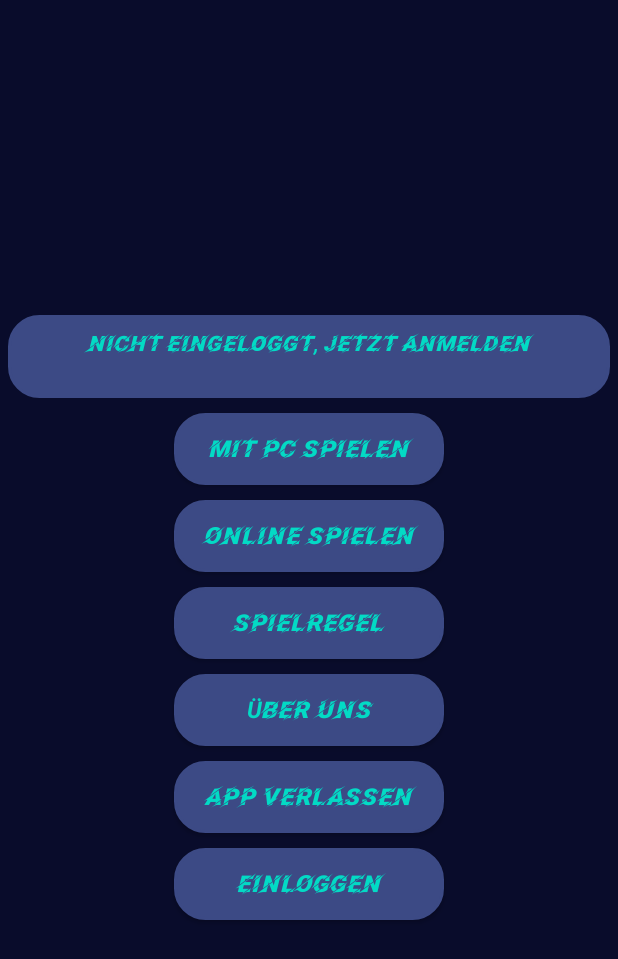
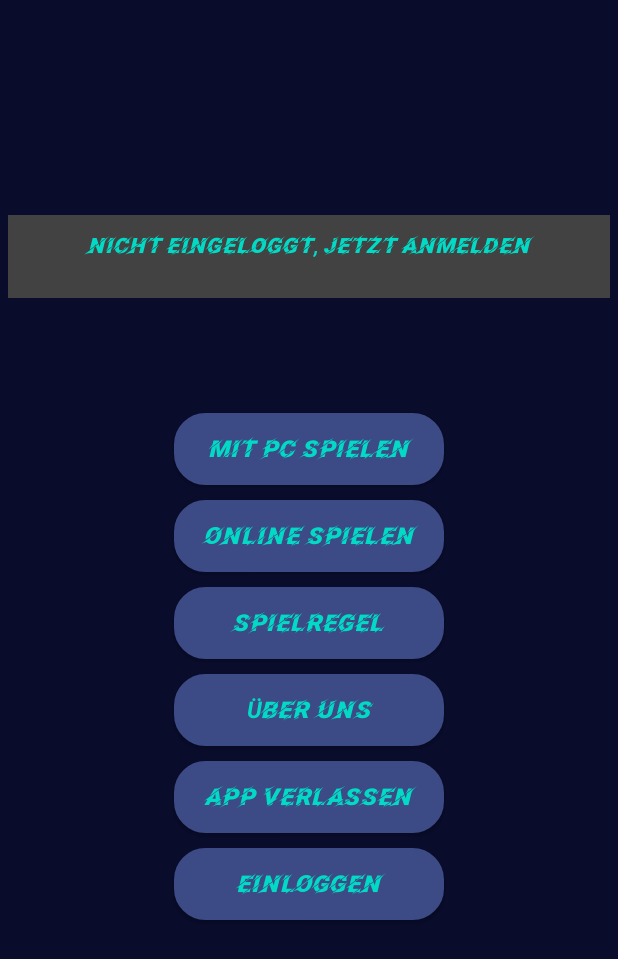
Before and after one commit to florschBf/THB_TicTacToe, an Android app: the screen it shows after launch (MenuActivity), after a tap on "GO!", on a phone screen of 412 x 824 dp. Shown: the top 959 px of the screen. Run offline under Robolectric (Android 15) with nearby library versions, the phone set to English and light mode, and no system bars; our stand-ins replace Firebase (no records; nobody signed in at launch, a user with empty details on screens opened directly); libraries missing offline, so code that uses them is left out: com.firebase.ui; 1 statement that could not run was skipped.

Commit message:
Firebase Login größtenteils ausgelagert in FirebaseLoginHandler.java, MenuActivity und activity_menu.xml entsprechend angepasst

```diff
--- /dev/null
+++ b/app/src/main/java/space/game/tictactoe/FirebaseLoginHandler.java
@@ -0,0 +1,98 @@
+package space.game.tictactoe;
+
+import android.content.Context;
+import android.content.Intent;
+
+import androidx.annotation.NonNull;
+import androidx.appcompat.app.AppCompatActivity;
+
+import com.firebase.ui.auth.AuthUI;
+import com.firebase.ui.auth.IdpResponse;
+import com.firebase.ui.auth.data.model.FirebaseAuthUIAuthenticationResult;
+import com.google.android.gms.tasks.OnCompleteListener;
+import com.google.android.gms.tasks.Task;
+import com.google.firebase.auth.FirebaseAuth;
+import com.google.firebase.auth.FirebaseUser;
+
+import java.util.Arrays;
+import java.util.List;
+
+/** Class to handle Firebase Authentication
+ * called from MenuActivity, checks for logged in person
+ * provides methods to get login status and user data
+ * provides method to kickoff firebaseUI account creation/login
+ * @author fs for help
+ */
+public class FirebaseLoginHandler extends AppCompatActivity {
+
+    private FirebaseAuth mAuth;
+    private FirebaseUser currentUser;
+    private boolean loggedIn;
+
+    protected void setLoggedIn(boolean loggedIn) {
+        this.loggedIn = loggedIn;
+    }
+
+    public boolean isLoggedIn() {
+        return loggedIn;
+    }
+
+    //CONSTRUCTOR METHOD
+    public FirebaseLoginHandler(){
+        //init Firebase
+        mAuth = FirebaseAuth.getInstance();
+
+        //check if we're logged in and save current user / non-user
+        currentUser = mAuth.getCurrentUser();
+    }
+
+    protected void onSignInResult(FirebaseAuthUIAuthenticationResult result) {
+        IdpResponse response = result.getIdpResponse();
+        if (result.getResultCode() == RESULT_OK) {
+            // Successfully signed in
+            FirebaseUser user = FirebaseAuth.getInstance().getCurrentUser();
+            System.out.println(user);
+            setLoggedIn(true);
+        } else {
+            // Sign in failed. If response is null the user canceled the
+            // sign-in flow using the back button. Otherwise check
+            // response.getError().getErrorCode() and handle the error.
+            // ...
+            System.out.println("no user after all");
+            setLoggedIn(false);
+        }
+    }
+
+    //methods to kick off logout or login process
+    public void logout(Context c){
+        AuthUI.getInstance()
+                .signOut(c)
+                .addOnCompleteListener(new OnCompleteListener<Void>() {
+                    public void onComplete(@NonNull Task<Void> task) {
+                        // ...
+                        setLoggedIn(false);
+                    }
+                });
+    }
+
+    public Intent login(){
+        // Choose authentication providers
+        List<AuthUI.IdpConfig> providers = Arrays.asList(
+                new AuthUI.IdpConfig.EmailBuilder().build() // E-Mail will do for now
+                /*new AuthUI.IdpConfig.PhoneBuilder().build(),
+                new AuthUI.IdpConfig.GoogleBuilder().build(),
+                new AuthUI.IdpConfig.FacebookBuilder().build(),
+                new AuthUI.IdpConfig.TwitterBuilder().build()*/);
+
+        // Create and launch sign-in intent
+        return AuthUI.getInstance()
+                .createSignInIntentBuilder()
+                .setAvailableProviders(providers)
+                .build();
+    }
+
+    //method to get user name
+    public String getUserName(){
+        return this.currentUser.getDisplayName();
+    }
+}
--- a/app/src/main/java/space/game/tictactoe/MenuActivity.java
+++ b/app/src/main/java/space/game/tictactoe/MenuActivity.java
@@ -2,10 +2,11 @@ package space.game.tictactoe;
 
 import androidx.activity.result.ActivityResultCallback;
 import androidx.activity.result.ActivityResultLauncher;
-import androidx.annotation.NonNull;
 import androidx.appcompat.app.AppCompatActivity;
 
+import android.content.Context;
 import android.content.Intent;
+import android.content.res.Resources;
 import android.os.Bundle;
 import android.view.View;
 import android.view.Window;
@@ -13,59 +14,37 @@ import android.view.WindowManager;
 import android.widget.Button;
 import android.widget.TextView;
 
-import com.firebase.ui.auth.AuthUI;
 import com.firebase.ui.auth.FirebaseAuthUIActivityResultContract;
-import com.firebase.ui.auth.IdpResponse;
 import com.firebase.ui.auth.data.model.FirebaseAuthUIAuthenticationResult;
-import com.google.android.gms.tasks.OnCompleteListener;
-import com.google.android.gms.tasks.Task;
-import com.google.firebase.auth.FirebaseAuth;
-import com.google.firebase.auth.FirebaseUser;
-
-import java.util.Arrays;
-import java.util.List;
 
 public class MenuActivity extends AppCompatActivity {
-    //FirebaseAuthentication Class
-    private FirebaseAuth mAuth;
-    private boolean loggedIn;
-    public boolean isLoggedIn() {
-        return loggedIn;
-    }
 
+    //handle login status
+    private FirebaseLoginHandler fbLogin = new FirebaseLoginHandler();
 
-
-    //Method to update UI according to login status
-    private void updateUI(FirebaseUser user){
-        if (user == null){
-            //Not logged in
-            System.out.println("Well, no User");
-            loggedIn = false;
-        }
-        else {
-            //There's a user authenticated via Firebase
-            System.out.println("Seems to be a User: " + user);
-            loggedIn = true;
-            String name = user.getDisplayName();
-            final TextView login_status = findViewById(R.id.login_status);
-            login_status.setText("Du bist eingeloggt als " + name);
-            final Button loginBtn = findViewById(R.id.button_login);
-            loginBtn.setText("Ausloggen");
-
-        }
-    }
+    // See: https://developer.android.com/training/basics/intents/result
+    // launches new view when login is started
+    private final ActivityResultLauncher<Intent> signInLauncher = registerForActivityResult(
+            new FirebaseAuthUIActivityResultContract(),
+            new ActivityResultCallback<FirebaseAuthUIAuthenticationResult>() {
+                @Override
+                public void onActivityResult(FirebaseAuthUIAuthenticationResult result) {
+                    fbLogin.onSignInResult(result);
+                }
+            }
+    );
 
     @Override
     protected void onCreate(Bundle savedInstanceState) {
         super.onCreate(savedInstanceState);
         setContentView(R.layout.activity_menu);
 
-        //init Firebase
-        mAuth = FirebaseAuth.getInstance();
-
         // Spiel im Vollbild ausführen
         Window w = getWindow();
         w.setFlags(WindowManager.LayoutParams.FLAG_FULLSCREEN,WindowManager.LayoutParams.FLAG_FULLSCREEN);
+
+        //check for login onCreate
+        updateUI();
 
         // Button 1 btn_singleGame -> Weiterleitung zum Spiel mit PC GameActivity
         Button btn_singleGame = (Button)findViewById(R.id.btn_singleGame);
@@ -115,39 +94,22 @@ public class MenuActivity extends AppCompatActivity {
         button_login.setOnClickListener(new View.OnClickListener() {
             @Override
             public void onClick(View v) {
-                if (isLoggedIn()){ //logged in -> logging out
+                if (fbLogin.isLoggedIn()){ //logged in -> logging out
                     try{
-                        AuthUI.getInstance()
-                                .signOut(MenuActivity.this)
-                                .addOnCompleteListener(new OnCompleteListener<Void>() {
-                                    public void onComplete(@NonNull Task<Void> task) {
-                                        // ...
-                                        Intent intent = new Intent(MenuActivity.this, MenuActivity.class);
-                                        startActivity(intent);
-                                    }
-                                });
+                        System.out.println("triggering logout");
+                        final Context c = v.getContext();
+                        fbLogin.logout(c);
                     } catch (Exception e){
                         System.out.println("whoops, couldn't log out?: " + e);
                     }
+                    Intent intent = new Intent(MenuActivity.this, MenuActivity.class);
+                    startActivity(intent);
                 }
                 else{
                     try {
-                        // Choose authentication providers, not logged in yet
-                        List<AuthUI.IdpConfig> providers = Arrays.asList(
-                                new AuthUI.IdpConfig.EmailBuilder().build() // E-Mail will do for now
-                /*new AuthUI.IdpConfig.PhoneBuilder().build(),
-                new AuthUI.IdpConfig.GoogleBuilder().build(),
-                new AuthUI.IdpConfig.FacebookBuilder().build(),
-                new AuthUI.IdpConfig.TwitterBuilder().build()*/);
-
-// Create and launch sign-in intent
-                        Intent signInIntent = AuthUI.getInstance()
-                                .createSignInIntentBuilder()
-                                .setAvailableProviders(providers)
-                                .build();
-                        signInLauncher.launch(signInIntent);
-                    } catch(Exception e) {
-                        System.out.println("whoops, couldn't log in?: " + e);
+                        signInLauncher.launch(fbLogin.login());
+                    } catch (Exception e){
+                        System.out.println("Meh, login didn't start?: " + e);
                     }
                 }
 
@@ -156,39 +118,38 @@ public class MenuActivity extends AppCompatActivity {
 
     }
 
-    //check if we're logged in
-    public void onStart() {
-        super.onStart();
-        FirebaseUser currentUser = mAuth.getCurrentUser();
-        updateUI(currentUser);
-    }
+    //Method to update UI according to login status
+    public void updateUI(){
+        boolean loggedIn = this.fbLogin.isLoggedIn();
+        if (!loggedIn){
+            System.out.println("Well, no User\n");
+            //Need to find original text again in order to change text after logout
 
-    // See: https://developer.android.com/training/basics/intents/result
-    private final ActivityResultLauncher<Intent> signInLauncher = registerForActivityResult(
-            new FirebaseAuthUIActivityResultContract(),
-            new ActivityResultCallback<FirebaseAuthUIAuthenticationResult>() {
-                @Override
-                public void onActivityResult(FirebaseAuthUIAuthenticationResult result) {
-                    onSignInResult(result);
-                }
-            }
-    );
+            String oldLogin = getString(R.string.login);
+            String oldLoginStatus = getString(R.string.login_status0);
 
-    private void onSignInResult(FirebaseAuthUIAuthenticationResult result) {
-        IdpResponse response = result.getIdpResponse();
-        if (result.getResultCode() == RESULT_OK) {
-            // Successfully signed in
-            FirebaseUser user = FirebaseAuth.getInstance().getCurrentUser();
-            System.out.println(user);
-            // ...
-        } else {
-            // Sign in failed. If response is null the user canceled the
-            // sign-in flow using the back button. Otherwise check
-            // response.getError().getErrorCode() and handle the error.
-            // ...
-            System.out.println("no user after all");
+            final TextView login_status = findViewById(R.id.login_status);
+            login_status.setText(oldLoginStatus);
+            final Button loginBtn = findViewById(R.id.button_login);
+            loginBtn.setText(oldLogin);
+        }
+        else {
+            //There's a user authenticated via Firebase
+            String name = fbLogin.getUserName();
+            System.out.println("Seems to be a User: " + name);
+
+            // Changing login status and button
+            final TextView login_status = findViewById(R.id.login_status);
+            login_status.setText("Du bist eingeloggt als " + name);
+            final Button loginBtn = findViewById(R.id.button_login);
+            loginBtn.setText("Ausloggen");
+
         }
     }
 
-
+    //Use onResume to always check for login when we come back and updateUI accordingly
+    protected void onResume(){
+        super.onResume();
+        updateUI();
+    }
 }
--- a/app/src/main/res/layout/activity_menu.xml
+++ b/app/src/main/res/layout/activity_menu.xml
@@ -8,7 +8,7 @@
     android:layout_height="match_parent"
     android:layout_weight="1"
     android:background="@drawable/main_background"
-    android:gravity="center_vertical|center_horizontal"
+    android:gravity="center_horizontal|center_vertical"
     android:orientation="vertical"
     android:padding="5dp"
     tools:context=".MenuActivity">
@@ -17,13 +17,15 @@
         android:id="@+id/login_status"
         android:layout_width="match_parent"
         android:layout_height="25pt"
+        android:layout_marginBottom="10dp"
+        android:background="@color/cardview_dark_background"
+        android:fontFamily="@font/facon"
+        android:padding="5pt"
+        android:rotationX="0"
         android:text="@string/login_status0"
-        android:padding="10dp"
-        android:fontFamily="@font/facon"
+        android:textAlignment="center"
         android:textColor="@color/teal_200"
-        android:background="@drawable/btn_press_white"
-        android:textAlignment="center"
-        android:layout_marginBottom="10dp"/>
+        android:translationY="-30pt" />
 
 
     <Button
@@ -94,6 +96,7 @@
         android:id="@+id/button_back"
         android:layout_width="@dimen/width_menu_btn"
         android:layout_height="wrap_content"
+        android:layout_marginBottom="10dp"
         android:background="@drawable/btn_press_white"
         android:fontFamily="@font/facon"
         android:paddingLeft="10dp"
@@ -103,8 +106,7 @@
         android:text="@string/exit"
         android:textAllCaps="true"
         android:textColor="@color/teal_200"
-        android:textSize="@dimen/textSize_menu_btn"
-        android:layout_marginBottom="10dp" />
+        android:textSize="@dimen/textSize_menu_btn" />
 
     <Button
         android:id="@+id/button_login"
```
